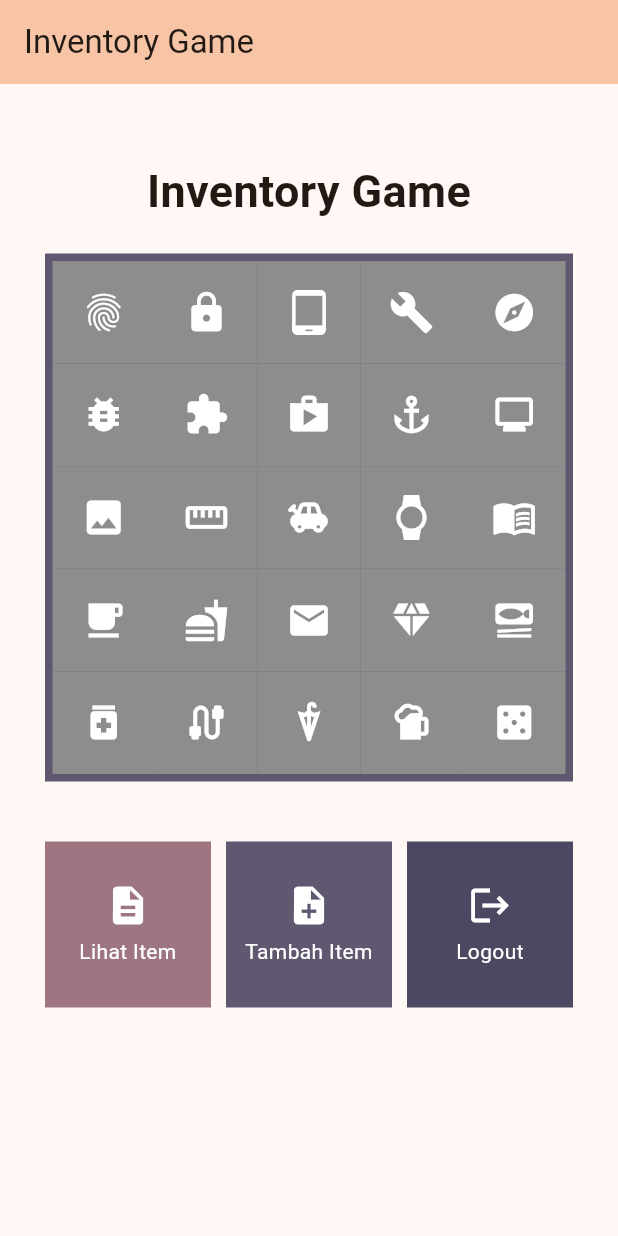
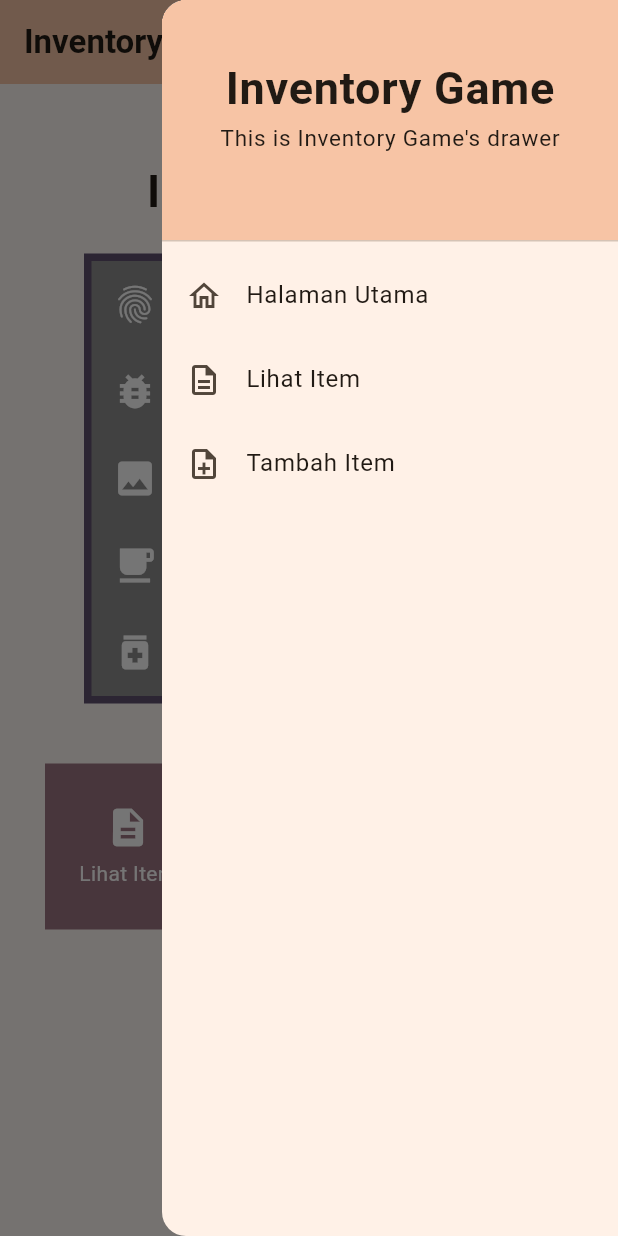
Before and after one commit to Frmeta/inventory-game-mobile, a Flutter app: the screen it shows after launch, with the side drawer open (before the commit the screen has no drawer), on a phone screen of 412 x 824 dp. Run offline on Flutter 3.47's test engine with Material 2 defaults, Android fonts, the phone set to English and light mode, and no system bars.

Commit message:
Finishing Tugas 8

```diff
--- a/lib/main.dart
+++ b/lib/main.dart
@@ -1,5 +1,5 @@
 import 'package:flutter/material.dart';
-import 'package:inventory_game/menu.dart';
+import 'package:inventory_game/screens/menu.dart';
 
 void main() {
   runApp(const MyApp());
--- a/lib/menu.dart
+++ b/lib/screens/menu.dart
@@ -1,4 +1,7 @@
 import 'package:flutter/material.dart';
+import 'package:inventory_game/screens/form.dart';
+import 'package:inventory_game/screens/list_item.dart';
+import 'package:inventory_game/widgets/right_drawer.dart';
 import 'dart:math' as math;
 
 class Item {
@@ -19,12 +22,9 @@ class MyHomePage extends StatelessWidget {
   MyHomePage({Key? key}) : super(key: key);
 
   final List<Item> items = [
-    Item("Lihat Item", Icons.description,
-        const Color.fromARGB(255, 158, 7 * 16 + 6, 8 * 16 + 2)),
-    Item("Tambah Item", Icons.note_add,
-        const Color.fromARGB(255, 6 * 16, 5 * 16 + 7, 7 * 16)),
-    Item("Logout", Icons.logout,
-        const Color.fromARGB(255, 4 * 16 + 13, 4 * 16 + 8, 6 * 16 + 1)),
+    Item("Lihat Item", Icons.description, const Color(0xFF9E7682)),
+    Item("Tambah Item", Icons.note_add, const Color(0xFF6F5770)),
+    Item("Logout", Icons.logout, const Color(0xFF4D4861)),
   ];
 
   final List<ItemDisplay> itemDisplays = [
@@ -33,26 +33,21 @@ class MyHomePage extends StatelessWidget {
     ItemDisplay(Icons.tablet_android),
     ItemDisplay(Icons.build),
     ItemDisplay(Icons.explore),
-
     ItemDisplay(Icons.bug_report),
     ItemDisplay(Icons.extension),
     ItemDisplay(Icons.shop),
     ItemDisplay(Icons.anchor),
     ItemDisplay(Icons.monitor),
-
     ItemDisplay(Icons.image),
     ItemDisplay(Icons.straighten),
-    ItemDisplay(Icons.toys,),
+    ItemDisplay(Icons.toys),
     ItemDisplay(Icons.watch),
     ItemDisplay(Icons.menu_book),
-
-
     ItemDisplay(Icons.local_cafe),
     ItemDisplay(Icons.fastfood),
     ItemDisplay(Icons.local_post_office),
     ItemDisplay(Icons.diamond),
     ItemDisplay(Icons.set_meal),
-
     ItemDisplay(Icons.medication),
     ItemDisplay(Icons.cable),
     ItemDisplay(Icons.umbrella),
@@ -60,14 +55,15 @@ class MyHomePage extends StatelessWidget {
     ItemDisplay(Icons.casino),
   ];
 
+
   @override
   Widget build(BuildContext context) {
     return Scaffold(
       appBar: AppBar(
-        title: const Text('Inventory Game'),
-        backgroundColor:
-            const Color.fromARGB(255, 15 * 16 + 7, 12 * 16 + 4, 10 * 16 + 5),
-      ),
+          title: const Text('Inventory Game',
+              style: TextStyle(fontWeight: FontWeight.bold)),
+          backgroundColor: const Color(0xFFF7C4A5)),
+      endDrawer: const RightDrawer(),
       body: SingleChildScrollView(
         child: Padding(
           padding: const EdgeInsets.all(10.0), // Set padding dari halaman
@@ -79,7 +75,6 @@ class MyHomePage extends StatelessWidget {
                 // Widget Text untuk menampilkan tulisan dengan alignment center dan style yang sesuai
                 child: Text(
                   'Inventory Game', // Text yang menandakan nama game
-                  textAlign: TextAlign.center,
                   style: TextStyle(
                     fontSize: 30,
                     fontWeight: FontWeight.bold,
@@ -91,8 +86,9 @@ class MyHomePage extends StatelessWidget {
               Padding(
                 padding: const EdgeInsets.all(20),
                 child: Container(
-                  color: const Color.fromARGB(255, 6 * 16, 5 * 16 + 7, 7 * 16),
+                    color: const Color(0xFF605070),
                     padding: const EdgeInsets.all(5),
+                    constraints: const BoxConstraints(maxWidth: 300),
                     child: GridView.count(
                       primary: false,
                       crossAxisCount: 5,
@@ -101,11 +97,8 @@ class MyHomePage extends StatelessWidget {
                         // Iterasi untuk setiap item
                         return ItemDisplayCard(itemDisplay);
                       }).toList(),
-                  )
+                    )),
               ),
-              ),
-
-
 
               // Grid layout
               GridView.count(
@@ -116,6 +109,7 @@ class MyHomePage extends StatelessWidget {
                 mainAxisSpacing: 10,
                 crossAxisCount: 3,
                 shrinkWrap: true,
+
                 children: items.map((Item item) {
                   // Iterasi untuk setiap item
                   return ItemCard(item);
@@ -146,6 +140,19 @@ class ItemCard extends StatelessWidget {
             ..hideCurrentSnackBar()
             ..showSnackBar(SnackBar(
                 content: Text("Kamu telah menekan tombol ${item.name}!")));
+
+          // Pindah halaman
+          if (item.name == "Tambah Item") {
+            Navigator.pushReplacement(
+                context,
+                MaterialPageRoute(
+                    builder: (context) => const InventoryFormPage()));
+          } else if (item.name == "Lihat Item") {
+            Navigator.pushReplacement(
+                context,
+                MaterialPageRoute(
+                    builder: (context) => const ListItemPage()));
+          }
         },
         child: Container(
           // Container untuk menyimpan Icon dan Text
@@ -183,10 +190,15 @@ class ItemDisplayCard extends StatelessWidget {
   Widget build(BuildContext context) {
     return Material(
       color: //itemDisplay.color,
-        Color(0x7F7F7F + (math.Random().nextDouble() * 0x80).toInt()
-                        + (math.Random().nextDouble() * 0x80).toInt() * 16 * 16
-                        + (math.Random().nextDouble() * 0x80).toInt() * 16 * 16 * 16 * 16
-                        ).withOpacity(1.0),
+          Color(0x7F7F7F +
+                  (math.Random().nextDouble() * 0x80).toInt() +
+                  (math.Random().nextDouble() * 0x80).toInt() * 16 * 16 +
+                  (math.Random().nextDouble() * 0x80).toInt() *
+                      16 *
+                      16 *
+                      16 *
+                      16)
+              .withOpacity(1.0),
       child: Center(
         child: Icon(
           itemDisplay.icon,
@@ -197,3 +209,11 @@ class ItemDisplayCard extends StatelessWidget {
     );
   }
 }
+
+class InventoryItem {
+  final String name;
+  final int amount;
+  final String description;
+
+  InventoryItem(this.name, this.amount, this.description);
+}
--- /dev/null
+++ b/lib/widgets/right_drawer.dart
@@ -0,0 +1,69 @@
+import 'package:flutter/material.dart';
+import 'package:inventory_game/screens/menu.dart';
+import 'package:inventory_game/screens/form.dart';
+import 'package:inventory_game/screens/list_item.dart';
+
+class RightDrawer extends StatelessWidget {
+  const RightDrawer({super.key});
+
+  @override
+  Widget build(BuildContext context) {
+    return Drawer(
+      child: ListView(
+        children: [
+          const DrawerHeader(
+              decoration: BoxDecoration(
+                color:
+                    Color.fromARGB(255, 15 * 16 + 7, 12 * 16 + 4, 10 * 16 + 5),
+              ),
+              child: Padding(
+                  padding: EdgeInsets.all(20),
+                  child: Column(children: [
+                    Text('Inventory Game',
+                        style: TextStyle(
+                          fontSize: 30,
+                          fontWeight: FontWeight.bold,
+                        )),
+                    Text('This is Inventory Game\'s drawer',
+                        style: TextStyle(
+                          fontSize: 15,
+                        )),
+                  ]))),
+          ListTile(
+            leading: const Icon(Icons.home_outlined),
+            title: const Text('Halaman Utama'),
+            onTap: () {
+              Navigator.pushReplacement(
+                  context,
+                  MaterialPageRoute(
+                    builder: (context) => MyHomePage(),
+                  ));
+            },
+          ),
+          ListTile(
+            leading: const Icon(Icons.description_outlined),
+            title: const Text('Lihat Item'),
+            onTap: () {
+              Navigator.pushReplacement(
+                  context,
+                  MaterialPageRoute(
+                    builder: (context) => ListItemPage(),
+                  ));
+            },
+          ),
+          ListTile(
+            leading: const Icon(Icons.note_add_outlined),
+            title: const Text('Tambah Item'),
+            onTap: () {
+              Navigator.pushReplacement(
+                  context,
+                  MaterialPageRoute(
+                    builder: (context) => const InventoryFormPage(),
+                  ));
+            },
+          ),
+        ],
+      ),
+    );
+  }
+}
```
Also changed, not shown: lib/screens/form.dart (added, +163 -0 lines), lib/screens/list_item.dart (added, +96 -0 lines), 1 other file. Lines whose indentation alone changed are shown as unchanged.
